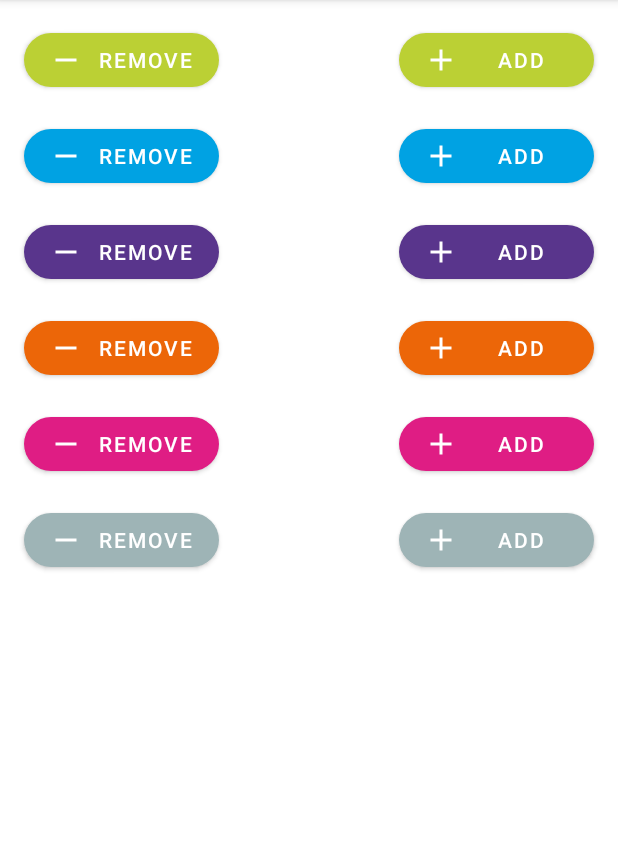
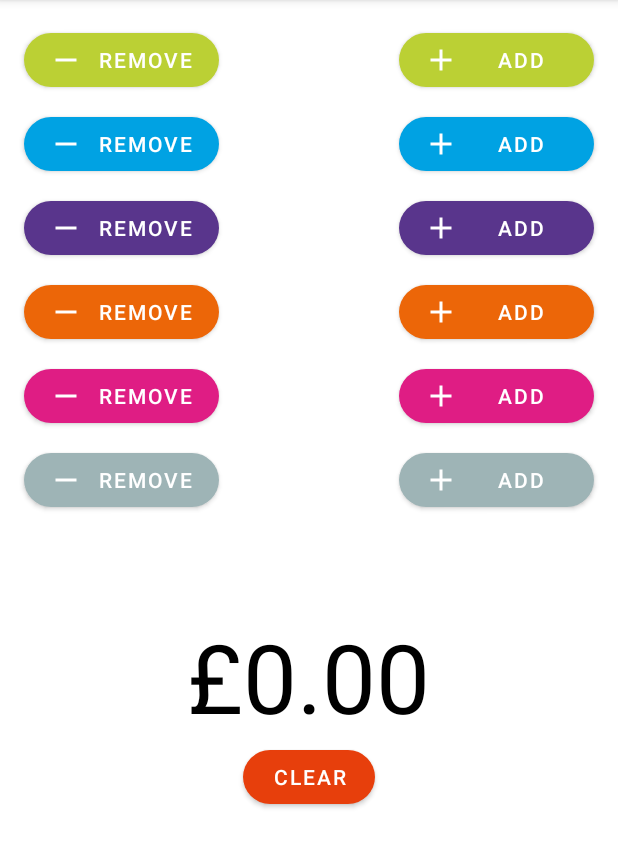
Before and after one commit to wrussell1999/yo-sushi-price-calculator, an Android app: the screen it shows after launch (MainActivity), on a phone screen of 412 x 824 dp, the part 84-952 px from its top. Run offline under Robolectric (Android 15) with nearby library versions, the phone set to English and light mode, and no system bars.

Commit message:
Total view

```diff
--- a/app/src/main/res/layout/activity_main.xml
+++ b/app/src/main/res/layout/activity_main.xml
@@ -47,7 +47,7 @@
             android:layout_width="match_parent"
             android:layout_height="wrap_content"
             android:orientation="horizontal"
-            android:paddingTop="16dp">
+            android:paddingTop="8dp">
 
             <com.google.android.material.button.MaterialButton
                 android:layout_width="130dp"
@@ -77,7 +77,7 @@
             android:layout_width="match_parent"
             android:layout_height="wrap_content"
             android:orientation="horizontal"
-            android:paddingTop="16dp">
+            android:paddingTop="8dp">
 
             <com.google.android.material.button.MaterialButton
                 android:layout_width="130dp"
@@ -107,7 +107,7 @@
             android:layout_width="match_parent"
             android:layout_height="wrap_content"
             android:orientation="horizontal"
-            android:paddingTop="16dp">
+            android:paddingTop="8dp">
 
             <com.google.android.material.button.MaterialButton
                 android:layout_width="130dp"
@@ -137,7 +137,7 @@
             android:layout_width="match_parent"
             android:layout_height="wrap_content"
             android:orientation="horizontal"
-            android:paddingTop="16dp">
+            android:paddingTop="8dp">
 
             <com.google.android.material.button.MaterialButton
                 android:layout_width="130dp"
@@ -167,7 +167,7 @@
             android:layout_width="match_parent"
             android:layout_height="wrap_content"
             android:orientation="horizontal"
-            android:paddingTop="16dp">
+            android:paddingTop="8dp">
 
             <com.google.android.material.button.MaterialButton
                 android:layout_width="130dp"
@@ -192,6 +192,23 @@
 
         </RelativeLayout>
 
+        <TextView
+            android:id="@+id/total_cost_text"
+            android:layout_width="wrap_content"
+            android:layout_height="wrap_content"
+            android:paddingTop="64dp"
+            android:layout_gravity="center"
+            android:textSize="64dp"
+            android:textColor="#000000"
+            android:text="£0.00" />
+
+        <com.google.android.material.button.MaterialButton
+            android:id="@+id/clear_buton"
+            android:layout_height="wrap_content"
+            android:layout_width="wrap_content"
+            android:layout_gravity="center"
+            android:text="Clear"
+            app:cornerRadius="32dp"/>
     </LinearLayout>
 
 </androidx.coordinatorlayout.widget.CoordinatorLayout>
```
